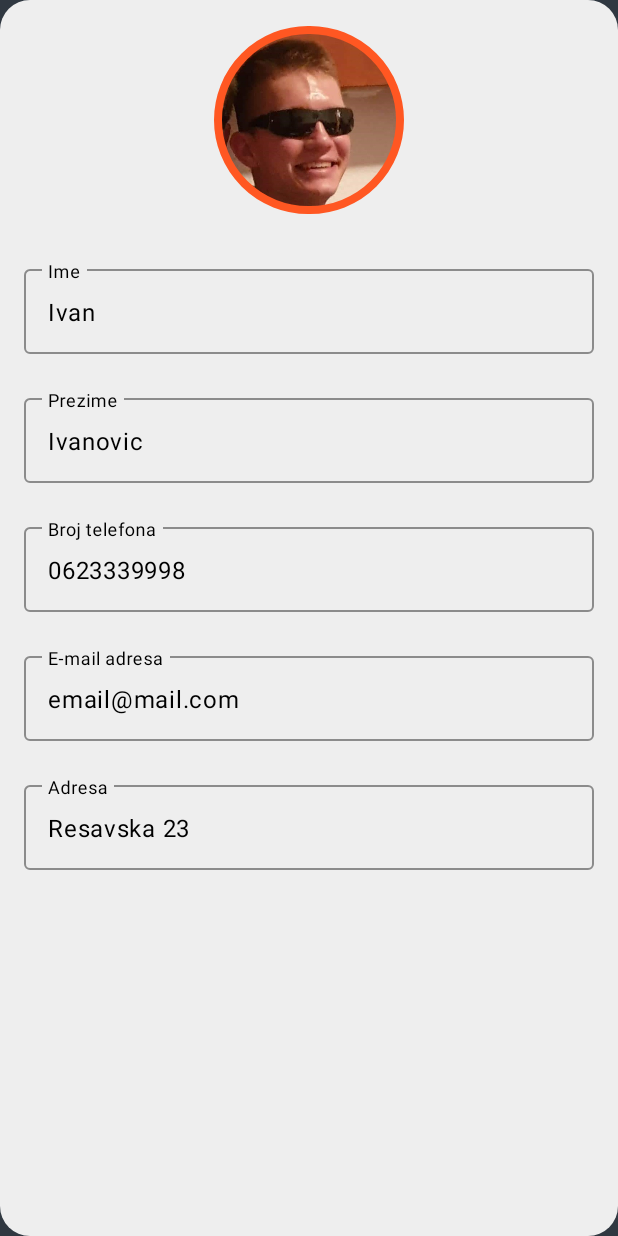
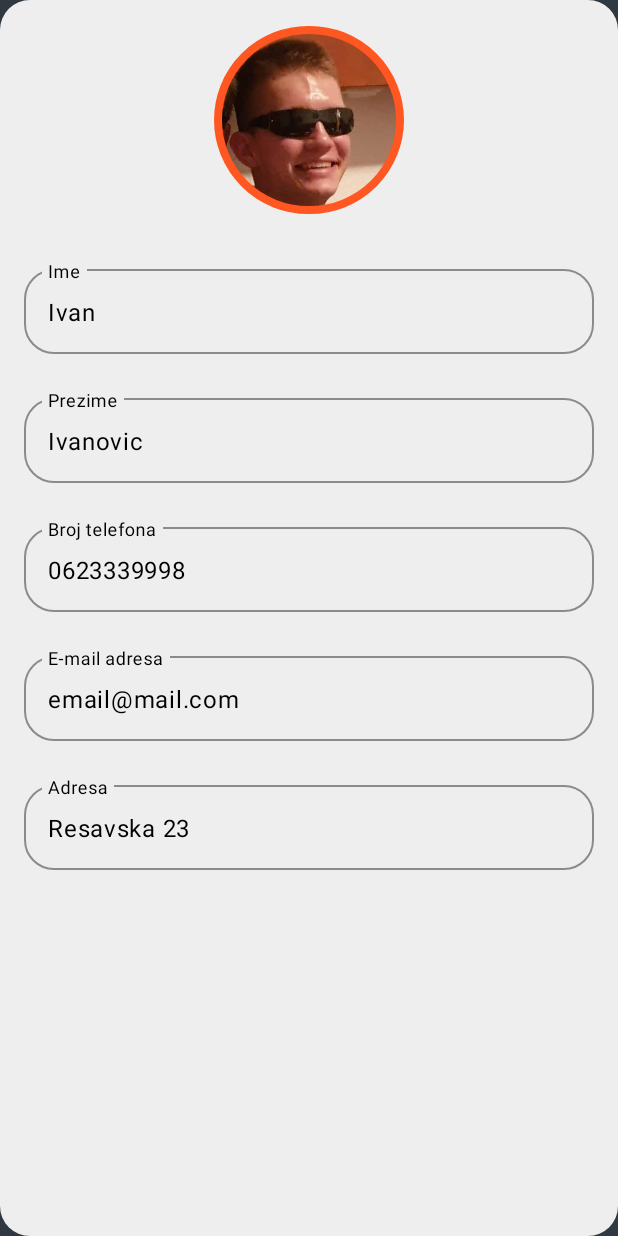
Before and after one commit to newkristian/uber-like-kmp, an Android app: the fragment PassengerAccountFragment shown on its own in the app's theme, on a phone screen of 412 x 824 dp. Run offline under Robolectric (Android 15) with nearby library versions, the phone set to English and light mode, and no system bars.

Commit message:
Color and box radius changes for GUI

```diff
--- /dev/null
+++ b/Mobilna aplikacija/app/src/main/res/color/text_input_box_stroke.xml
@@ -0,0 +1,4 @@
+<?xml version="1.0" encoding="utf-8"?>
+<selector xmlns:android="http://schemas.android.com/apk/res/android">
+    <item android:color="@color/sky_blue" android:state_enabled="false" />
+</selector>
--- a/Mobilna aplikacija/app/src/main/res/layout/fragment_passenger_account.xml
+++ b/Mobilna aplikacija/app/src/main/res/layout/fragment_passenger_account.xml
@@ -38,9 +38,15 @@
             android:layout_marginStart="16dp"
             android:layout_marginTop="24dp"
             android:layout_marginEnd="16dp"
+            android:focusedByDefault="false"
             android:hint="@string/passenger_account_first_name"
             android:textColorHint="@color/black"
+            app:boxCornerRadiusBottomEnd="20dp"
+            app:boxCornerRadiusBottomStart="20dp"
+            app:boxCornerRadiusTopEnd="20dp"
+            app:boxCornerRadiusTopStart="20dp"
             app:boxStrokeColor="@color/sky_blue"
+            app:boxStrokeWidth="1dp"
             app:helperTextTextColor="@color/black"
             app:hintTextColor="@color/sky_blue">
 
@@ -49,6 +55,7 @@
                 android:layout_width="match_parent"
                 android:layout_height="wrap_content"
                 android:enabled="false"
+                android:focusedByDefault="false"
                 android:textColor="@color/black"
                 android:textColorHighlight="@color/black"
                 android:textColorLink="@color/black" />
@@ -64,6 +71,10 @@
             android:layout_marginEnd="16dp"
             android:hint="@string/passenger_account_last_name"
             android:textColorHint="@color/black"
+            app:boxCornerRadiusBottomEnd="20dp"
+            app:boxCornerRadiusBottomStart="20dp"
+            app:boxCornerRadiusTopEnd="20dp"
+            app:boxCornerRadiusTopStart="20dp"
             app:boxStrokeColor="@color/sky_blue"
             app:helperTextTextColor="@color/black"
             app:hintTextColor="@color/sky_blue">
@@ -88,6 +99,10 @@
             android:layout_marginEnd="16dp"
             android:hint="@string/passenger_account_phone_number"
             android:textColorHint="@color/black"
+            app:boxCornerRadiusBottomEnd="20dp"
+            app:boxCornerRadiusBottomStart="20dp"
+            app:boxCornerRadiusTopEnd="20dp"
+            app:boxCornerRadiusTopStart="20dp"
             app:boxStrokeColor="@color/sky_blue"
             app:helperTextTextColor="@color/black"
             app:hintTextColor="@color/sky_blue">
@@ -113,6 +128,10 @@
             android:layout_marginEnd="16dp"
             android:hint="@string/passenger_email"
             android:textColorHint="@color/black"
+            app:boxCornerRadiusBottomEnd="20dp"
+            app:boxCornerRadiusBottomStart="20dp"
+            app:boxCornerRadiusTopEnd="20dp"
+            app:boxCornerRadiusTopStart="20dp"
             app:boxStrokeColor="@color/sky_blue"
             app:helperTextTextColor="@color/black"
             app:hintTextColor="@color/sky_blue">
@@ -138,6 +157,10 @@
             android:layout_marginEnd="16dp"
             android:hint="@string/passenger_address"
             android:textColorHint="@color/black"
+            app:boxCornerRadiusBottomEnd="20dp"
+            app:boxCornerRadiusBottomStart="20dp"
+            app:boxCornerRadiusTopEnd="20dp"
+            app:boxCornerRadiusTopStart="20dp"
             app:boxStrokeColor="@color/sky_blue"
             app:helperTextTextColor="@color/black"
             app:hintTextColor="@color/sky_blue">
--- a/Mobilna aplikacija/app/src/main/res/layout/rides_list_item.xml
+++ b/Mobilna aplikacija/app/src/main/res/layout/rides_list_item.xml
@@ -16,7 +16,7 @@
         android:clickable="false"
         android:paddingTop="10dp"
         android:paddingBottom="10dp"
-        app:cardBackgroundColor="@color/bright_blue"
+        app:cardBackgroundColor="@color/light_teal"
         app:cardCornerRadius="20dp"
         app:layout_constraintBottom_toBottomOf="parent"
         app:layout_constraintTop_toTopOf="parent"
@@ -307,7 +307,7 @@
                     android:outlineAmbientShadowColor="#FFFFFF"
                     android:outlineSpotShadowColor="@color/white"
                     android:tint="@color/white"
-                    app:backgroundTint="@color/bright_orange"
+                    app:backgroundTint="@color/deep_blue"
                     app:fabCustomSize="50dp"
                     app:fabSize="mini"
                     app:layout_constraintBottom_toBottomOf="parent"
--- a/Mobilna aplikacija/app/src/main/res/values/colors.xml
+++ b/Mobilna aplikacija/app/src/main/res/values/colors.xml
@@ -17,5 +17,6 @@
     <color name="light_yellow">#ffb703</color>
     <color name="deep_blue">#0E5E6F</color>
     <color name="bright_blue">#9bf6ff</color>
+    <color name="light_teal">#b0fff1</color>
 
 </resources>
--- a/Mobilna aplikacija/app/src/main/res/values/themes.xml
+++ b/Mobilna aplikacija/app/src/main/res/values/themes.xml
@@ -5,6 +5,8 @@
         <item name="android:windowTranslucentNavigation">true</item>
         <item name="android:textViewStyle">@style/RobotoTextViewStyle</item>
         <item name="android:buttonStyle">@style/RobotoButtonStyle</item>
+        <item name="colorPrimary">@color/sky_blue</item>
+
     </style>
 
 
@@ -18,7 +20,13 @@
     </style>
 
 
-   <style name="Theme.UberApp_Tim9.NoActionBar">
+    <style name="CursorColorTextInput" parent="Theme.AppCompat.Light">
+        <item name="colorControlNormal">@color/sky_blue</item>
+        <item name="colorControlActivated">@color/sky_blue</item>
+    </style>
+
+
+    <style name="Theme.UberApp_Tim9.NoActionBar">
         <item name="windowActionBar">false</item>
         <item name="windowNoTitle">true</item>
         <item name="android:windowTranslucentStatus">true</item>
```
